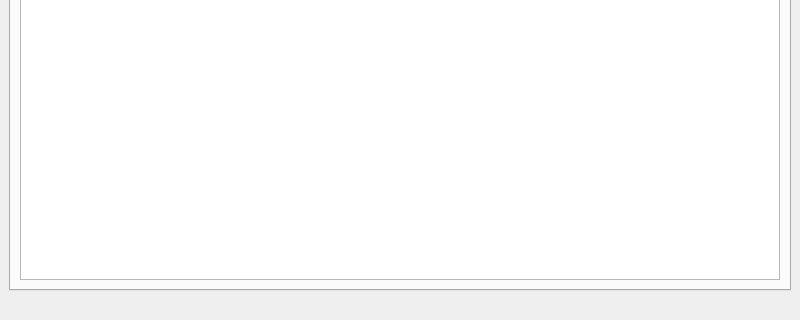
First picture: the form in mainwindow.ui, repository Marxin00/Calendar_v2, before the edit; both pictures show x 0 to 800 and y 280 to 600 of the 800 by 600 pixel window.
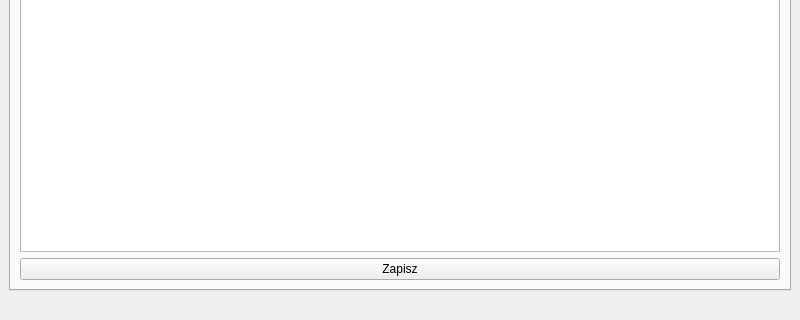
Second picture: the form after the edit. The open tabs and pages were chosen to show the change.

```diff
--- a/mainwindow.ui
+++ b/mainwindow.ui
@@ -167,6 +167,13 @@
         <item>
          <widget class="QPlainTextEdit" name="plainTextEdit"/>
         </item>
+        <item>
+         <widget class="QPushButton" name="save_button">
+          <property name="text">
+           <string>Zapisz</string>
+          </property>
+         </widget>
+        </item>
        </layout>
       </widget>
      </widget>
```
Left out of the diff: 2 changed lines with no effect on the pictures.
